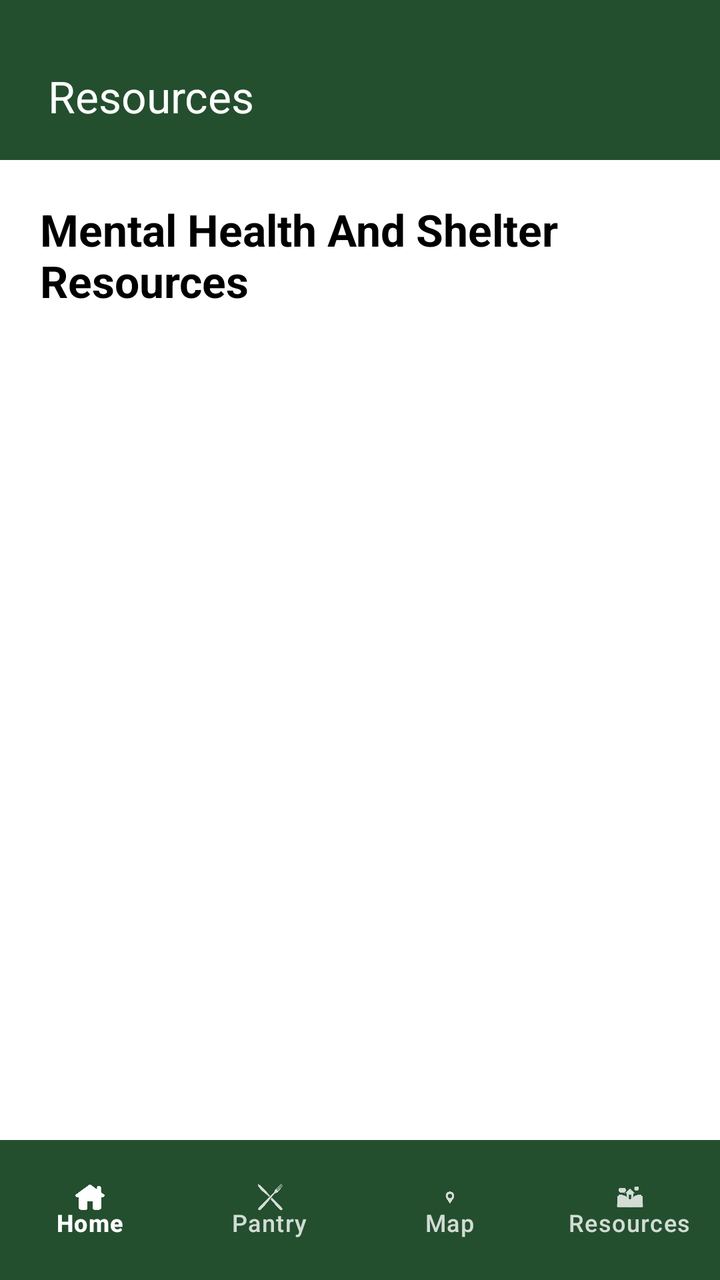
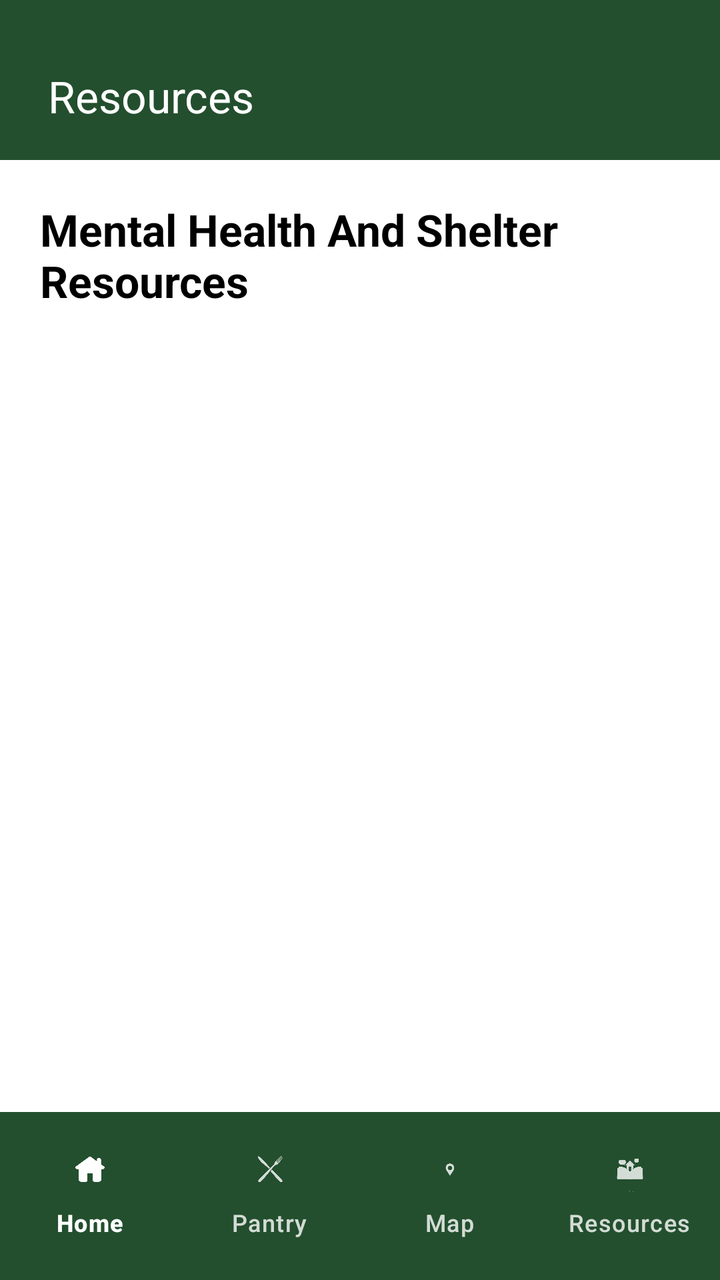

The first picture is an Android layout as it rendered before a commit; the second is the same layout after the commit. The layout source and the unified diff follow.
<!-- AndroidManifest.xml: application theme Theme.Material3.DayNight.NoActionBar -->
<!-- res/layout/activity_resources.xml -->
<?xml version="1.0" encoding="utf-8"?>
<LinearLayout
    xmlns:android="http://schemas.android.com/apk/res/android"
    xmlns:app="http://schemas.android.com/apk/res-auto"
    android:orientation="vertical"
    android:layout_width="match_parent"
    android:layout_height="match_parent"
    android:background="@android:color/white"
    android:fitsSystemWindows="true">


    <androidx.appcompat.widget.Toolbar
        android:id="@+id/topToolbar"
        android:layout_width="match_parent"
        android:layout_height="80dp"
        android:paddingTop="16dp"
        android:background="#234F2E"
        app:title="Resources"
        app:titleTextColor="@android:color/white"
        app:titleMarginStart="24dp" />


    <LinearLayout
        android:orientation="vertical"
        android:layout_width="match_parent"
        android:layout_height="0dp"
        android:layout_weight="1"
        android:paddingStart="20dp"
        android:paddingEnd="20dp"
        android:paddingTop="20dp">

        
        <TextView
            android:id="@+id/resourcesTitle"
            android:layout_width="match_parent"
            android:layout_height="wrap_content"
            android:text="Mental Health And Shelter Resources"
            android:textColor="@android:color/black"
            android:textSize="22sp"
            android:textStyle="bold"
            android:paddingBottom="10dp" />


        <androidx.recyclerview.widget.RecyclerView
            android:id="@+id/resourcesRecyclerView"
            android:layout_width="match_parent"
            android:layout_height="0dp"
            android:layout_weight="1"
            android:paddingBottom="10dp" />

    </LinearLayout>


    <com.google.android.material.bottomnavigation.BottomNavigationView
        android:id="@+id/bottomNavigation"
        android:layout_width="match_parent"
        android:layout_height="70dp"
        android:background="#234F2E"
        android:elevation="8dp"
        android:paddingTop="4dp"
        android:paddingBottom="8dp"
        app:itemActiveIndicatorStyle="@style/BottomNavActiveIndicator.Transparent"
        app:itemHorizontalTranslationEnabled="false"
        app:itemIconSize="26dp"
        app:itemIconTint="@color/bottom_nav_item_tint"
        app:itemTextColor="@color/bottom_nav_item_tint"
        app:labelVisibilityMode="labeled"
        app:menu="@menu/bottom_nav_menu" />
</LinearLayout>
<!-- resources referenced by this layout -->
<resources>
  <style name="BottomNavActiveIndicator.Transparent" parent="">
          <item name="android:color">@android:color/transparent</item>
          <item name="android:alpha">0</item>
      </style>
</resources>

<!-- the commit's change to res/layout/activity_resources.xml (unified diff, before → after) -->
@@ -54,7 +54,7 @@
     <com.google.android.material.bottomnavigation.BottomNavigationView
         android:id="@+id/bottomNavigation"
         android:layout_width="match_parent"
-        android:layout_height="70dp"
+        android:layout_height="84dp"
         android:background="#234F2E"
         android:elevation="8dp"
         android:paddingTop="4dp"
